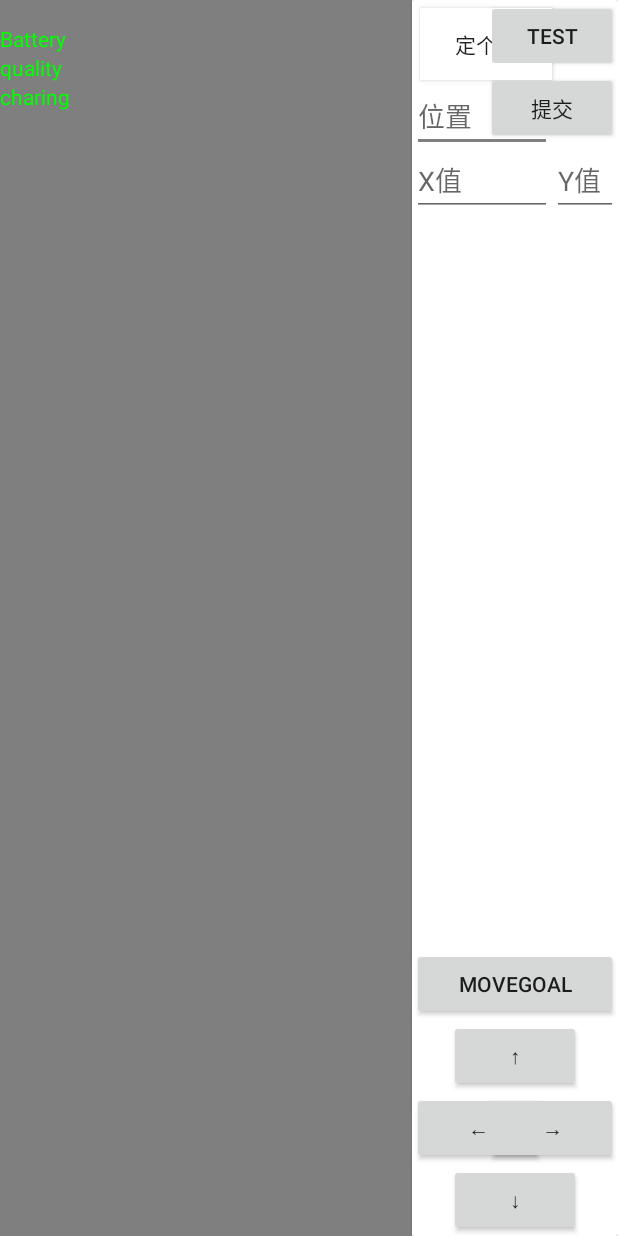
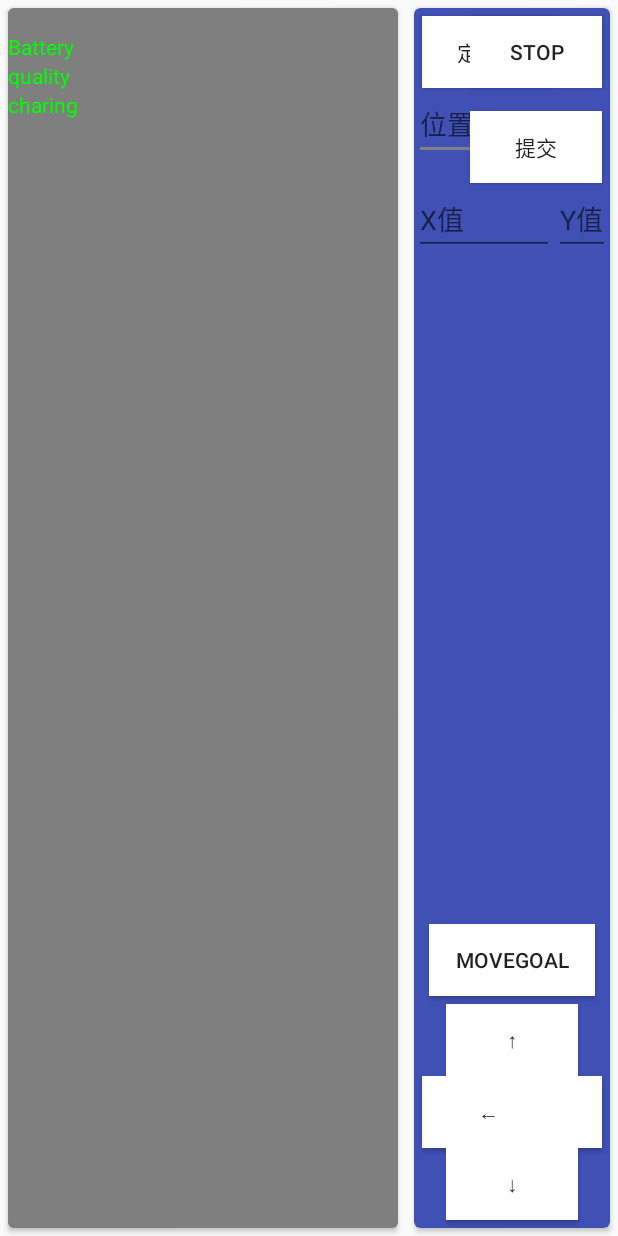
Before and after one commit to JamieTsai/myRobot, an Android app: the layout activity_main.xml on its own in the app's theme, with its tools: preview values and no code run, on a phone screen of 412 x 824 dp. Run offline under Robolectric (Android 15) with nearby library versions, the phone set to English and light mode, and no system bars.

Commit message:
solve BUG-kadun

```diff
--- a/app/src/main/AndroidManifest.xml
+++ b/app/src/main/AndroidManifest.xml
@@ -18,7 +18,8 @@
                 <category android:name="android.intent.category.LAUNCHER" />
             </intent-filter>
         </activity>
-        <activity android:name=".base.BaseActivity"/>
+        <activity android:name=".base.BaseActivity" />
+
     </application>
 
 </manifest>
--- a/app/src/main/java/com/robot/et/slamtek/MainActivity.java
+++ b/app/src/main/java/com/robot/et/slamtek/MainActivity.java
@@ -11,6 +11,7 @@ import com.slamtec.slamware.robot.LaserPoint;
 import com.slamtec.slamware.robot.LaserScan;
 import com.slamtec.slamware.robot.Location;
 import com.slamtec.slamware.robot.Pose;
+import com.slamtec.slamware.discovery.DeviceManager;
 
 import android.app.Fragment;
 import android.app.FragmentTransaction;
@@ -19,6 +20,7 @@ import android.os.Bundle;
 import android.text.TextUtils;
 import android.util.Base64;
 import android.util.Log;
+import android.view.MotionEvent;
 import android.view.View;
 import android.view.Window;
 import android.widget.Button;
@@ -31,6 +33,7 @@ import com.slamtec.slamware.action.IAction;
 import butterknife.BindView;
 import butterknife.ButterKnife;
 import butterknife.OnClick;
+import butterknife.OnTouch;
 import okhttp3.Call;
 import okhttp3.Response;
 
@@ -43,7 +46,7 @@ public class MainActivity extends BaseActivity {
     @BindView(R.id.left) Button left;
     @BindView(R.id.right) Button right;
     @BindView(R.id.robotLocation) Button robotlocation;
-    @BindView(R.id.test) Button test;
+    @BindView(R.id.stop) Button stop;
     @BindView(R.id.execTurn) Button execTurn;
     @BindView(R.id.moveGoal) Button moveGoal;
     @BindView(R.id.battery) TextView battery;
@@ -75,6 +78,85 @@ public class MainActivity extends BaseActivity {
         ButterKnife.bind(this);
         initRobotState();
         initMapFragment();
+
+//右转
+        right.setOnTouchListener(new Button.OnTouchListener() {
+            @Override
+            public boolean onTouch(View v, MotionEvent event) {
+
+              int   ation=event.getAction();
+                switch (ation){
+                    case MotionEvent.ACTION_DOWN:
+                        SlamtecLoader.getInstance().execBasicMove(MOVEDIRECTION_TURN_RIGHT);
+                        break;
+                    case MotionEvent.ACTION_UP:
+                        break;
+
+                }
+
+                return false;
+            }
+        });
+
+//左转
+        left.setOnTouchListener(new Button.OnTouchListener() {
+            @Override
+            public boolean onTouch(View v, MotionEvent event) {
+
+                int   ation=event.getAction();
+                switch (ation){
+                    case MotionEvent.ACTION_DOWN:
+                        SlamtecLoader.getInstance().execBasicMove(MOVEDIRECTION_TURN_LEFT);
+                        break;
+                    case MotionEvent.ACTION_UP:
+                        break;
+
+                }
+
+                return false;
+            }
+        });
+//前进
+        forward.setOnTouchListener(new Button.OnTouchListener() {
+            @Override
+            public boolean onTouch(View v, MotionEvent event) {
+
+                int   ation=event.getAction();
+                switch (ation){
+                    case MotionEvent.ACTION_DOWN:
+                        SlamtecLoader.getInstance().execBasicMove(MOVEDIRECTION_FORWARD);
+                        break;
+                    case MotionEvent.ACTION_UP:
+                        break;
+
+                }
+
+                return false;
+            }
+        });
+//后退
+        backward.setOnTouchListener(new Button.OnTouchListener() {
+            @Override
+            public boolean onTouch(View v, MotionEvent event) {
+
+                int   ation=event.getAction();
+                switch (ation){
+                    case MotionEvent.ACTION_DOWN:
+                        SlamtecLoader.getInstance().execBasicMove(MOVEDIRECTION_BACKWARD);
+                        break;
+                    case MotionEvent.ACTION_UP:
+                        break;
+
+                }
+
+                return false;
+            }
+        });
+
+
+
+
+
     }
 
     private void initRobotState(){
@@ -159,30 +241,33 @@ public class MainActivity extends BaseActivity {
             Toast.makeText(MainActivity.this,"请先输入X和Y坐标值",Toast.LENGTH_SHORT).show();
         }
     }
-    @OnClick({R.id.forward,R.id.backward,R.id.left,R.id.right})
-    public void execForward(View view){
-        switch (view.getId()) {
-            case R.id.forward:
-                SlamtecLoader.getInstance().execBasicMove(MOVEDIRECTION_FORWARD);
-                break;
-            case R.id.backward:
-                SlamtecLoader.getInstance().execBasicMove(MOVEDIRECTION_BACKWARD);
-                break;
-            case R.id.left:
-                SlamtecLoader.getInstance().execBasicMove(MOVEDIRECTION_TURN_LEFT);
-                break;
-            case R.id.right:
-                SlamtecLoader.getInstance().execBasicMove(MOVEDIRECTION_TURN_RIGHT);
-                break;
-            default:
-                SlamtecLoader.getInstance().execBasicMove(MOVEDIRECTION_CANCEL);
-                break;
-        }
-    }
+//    @OnClick({R.id.forward,R.id.backward,R.id.left})
+//    public void execForward(View view){
+//        switch (view.getId()) {
+//            case R.id.forward:
+//                SlamtecLoader.getInstance().execBasicMove(MOVEDIRECTION_FORWARD);
+//                break;
+//            case R.id.backward:
+//                SlamtecLoader.getInstance().execBasicMove(MOVEDIRECTION_BACKWARD);
+//                break;
+//            case R.id.left:
+//                SlamtecLoader.getInstance().execBasicMove(MOVEDIRECTION_TURN_LEFT);
+//                break;
+////            case R.id.right:
+////                SlamtecLoader.getInstance().execBasicMove(MOVEDIRECTION_TURN_RIGHT);
+////                break;
+//            default:
+//                SlamtecLoader.getInstance().execBasicMove(MOVEDIRECTION_CANCEL);
+//                break;
+//        }
+//    }
 
-    @OnClick(R.id.test)
+
+
+    @OnClick(R.id.stop)
     public void execTest() {
 
+        slamwareCorePlatform.getCurrentAction().cancel();
 
         Log.e("test", "=====================execTest=====================");
         Log.e("RobotStatus", "===================RobotStatus==================");
--- a/app/src/main/java/com/robot/et/slamtek/fragment/MapFragment.java
+++ b/app/src/main/java/com/robot/et/slamtek/fragment/MapFragment.java
@@ -1,6 +1,7 @@
 package com.robot.et.slamtek.fragment;
 
 
+import android.content.Intent;
 import android.content.res.Resources;
 import android.graphics.Bitmap;
 import android.graphics.BitmapFactory;
@@ -10,10 +11,7 @@ import android.graphics.Matrix;
 import android.graphics.Paint;
 import android.graphics.Point;
 
-import android.graphics.PorterDuff;
-import android.graphics.Rect;
 import android.graphics.RectF;
-import android.graphics.drawable.Drawable;
 import android.os.Bundle;
 import android.os.Handler;
 import android.os.Message;
@@ -33,12 +31,9 @@ import com.slamtec.slamware.robot.Map;
 import com.slamtec.slamware.robot.MapKind;
 import com.slamtec.slamware.robot.MapType;
 import com.slamtec.slamware.robot.Pose;
-import android.graphics.RectF;
+
 import java.util.Timer;
 import java.util.TimerTask;
-
-import android.view.ViewGroup;
-import static android.graphics.Color.BLUE;
 
 /**
  * A simple {@link Fragment} subclass.
@@ -99,24 +94,20 @@ public class MapFragment extends BaseFragment {
         if (null == slamwareCorePlatform) {
             Toast.makeText(getActivity(), "连接异常", Toast.LENGTH_LONG).show();
         } else {
+
             Timer timer = new Timer();
             timer.schedule(new TimerTask() {
 
                 @Override
                 public void run() {
-//                    Message msg = new Message();
-//                    msg.what = UPATE_MAP_SIGN;
-//                    handler.sendMessage(msg);
-                    new Thread(new Runnable() {
-                        @Override
-                        public void run() {
-                            Message msg = new Message();
-                            msg.what = UPATE_MAP_SIGN;
-                            handler.sendMessage(msg);
-                        }
-                    }).start();
+                    Message msg = new Message();
+                    msg.what = UPATE_MAP_SIGN;
+                    handler.sendMessage(msg);
                 }
             }, 1000, 2000);
+
+
+
         }
     }
 
--- a/app/src/main/res/layout-land/activity_main.xml
+++ b/app/src/main/res/layout-land/activity_main.xml
@@ -7,16 +7,29 @@
     android:baselineAligned="false"
     android:orientation="horizontal">
 
-    <RelativeLayout
+
+    <android.support.v7.widget.CardView
         android:layout_width="0dip"
         android:layout_height="match_parent"
         android:layout_weight="2"
-        android:background="#7f7f7f">
+        android:layout_marginLeft="5dp"
+        android:layout_marginRight="5dp"
+        android:layout_marginBottom="5dp"
+        android:layout_marginTop="5dp"
+        app:cardUseCompatPadding="false"
+        app:cardCornerRadius="4dp"
+        app:cardBackgroundColor="#7f7f7f"
+        >
+        <RelativeLayout
+            android:layout_width="match_parent"
+            android:layout_height="match_parent"
+            >
 
             <FrameLayout
                 android:id="@+id/container"
                 android:layout_width="match_parent"
                 android:layout_height="match_parent"
+                android:background="#7f7f7f"
                 android:layout_centerInParent="true" />
 
             <TextView
@@ -55,7 +68,7 @@
                 android:text=""
                 android:textColor="#00ff00" />
         </RelativeLayout>
-
+    </android.support.v7.widget.CardView>
 
     <android.support.v7.widget.CardView
         android:layout_width="0dip"
@@ -128,7 +141,7 @@
             android:text="定个位" />
 
         <Button
-            android:id="@+id/test"
+            android:id="@+id/stop"
             android:layout_width="wrap_content"
             android:layout_height="wrap_content"
             android:layout_alignParentRight="true"
@@ -137,7 +150,7 @@
             android:layout_marginBottom="10dp"
             android:layout_marginRight="5dp"
             android:layout_marginTop="5dp"
-            android:text="Test" />
+            android:text="stop" />
 
         <EditText
             android:id="@+id/angle"
@@ -157,7 +170,7 @@
             android:layout_height="wrap_content"
             android:layout_alignParentEnd="true"
             android:layout_alignParentRight="true"
-            android:layout_below="@+id/test"
+            android:layout_below="@+id/stop"
             android:background="#fff"
             android:layout_marginRight="5dp"
             android:layout_marginTop="5dp"
--- a/app/src/main/res/layout-xlarge/activity_main.xml
+++ b/app/src/main/res/layout-xlarge/activity_main.xml
@@ -1,20 +1,35 @@
-<LinearLayout xmlns:android="http://schemas.android.com/apk/res/android"
+<LinearLayout
+    xmlns:android="http://schemas.android.com/apk/res/android"
+    xmlns:app="http://schemas.android.com/apk/res-auto"
     xmlns:tools="http://schemas.android.com/tools"
     android:layout_width="match_parent"
     android:layout_height="match_parent"
     android:baselineAligned="false"
     android:orientation="horizontal">
 
-    <RelativeLayout
+
+    <android.support.v7.widget.CardView
         android:layout_width="0dip"
         android:layout_height="match_parent"
         android:layout_weight="2"
-        android:background="#7f7f7f">
+        android:layout_marginLeft="5dp"
+        android:layout_marginRight="5dp"
+        android:layout_marginBottom="5dp"
+        android:layout_marginTop="5dp"
+        app:cardUseCompatPadding="false"
+        app:cardCornerRadius="4dp"
+        app:cardBackgroundColor="#7f7f7f"
+        >
+        <RelativeLayout
+            android:layout_width="match_parent"
+            android:layout_height="match_parent"
+            >
 
             <FrameLayout
                 android:id="@+id/container"
                 android:layout_width="match_parent"
                 android:layout_height="match_parent"
+                android:background="#7f7f7f"
                 android:layout_centerInParent="true" />
 
             <TextView
@@ -50,15 +65,23 @@
                 android:layout_height="wrap_content"
                 android:layout_alignParentLeft="true"
                 android:layout_below="@+id/charing"
-            android:text="："
+                android:text=""
                 android:textColor="#00ff00" />
         </RelativeLayout>
-
+    </android.support.v7.widget.CardView>
 
     <android.support.v7.widget.CardView
         android:layout_width="0dip"
         android:layout_height="match_parent"
-        android:layout_weight="1">
+        android:layout_weight="1"
+        android:layout_marginLeft="5dp"
+        android:layout_marginRight="5dp"
+        android:layout_marginBottom="5dp"
+        android:layout_marginTop="5dp"
+        app:cardUseCompatPadding="false"
+        app:cardCornerRadius="4dp"
+        app:cardBackgroundColor="@color/colorPrimary"
+        >
 
         <RelativeLayout
             android:layout_width="match_parent"
@@ -72,6 +95,8 @@
                 android:layout_height="wrap_content"
                 android:layout_above="@+id/backward"
                 android:layout_alignParentRight="true"
+                android:layout_marginRight="5dp"
+                android:background="#fff"
                 android:text="→" />
 
             <Button
@@ -79,7 +104,9 @@
                 android:layout_width="wrap_content"
                 android:layout_height="wrap_content"
                 android:layout_alignLeft="@+id/forward"
+                android:background="#fff"
                 android:layout_alignParentBottom="true"
+                android:layout_marginBottom="5dp"
                 android:text="↓" />
 
             <Button
@@ -88,6 +115,8 @@
                 android:layout_height="wrap_content"
                 android:layout_alignParentLeft="true"
                 android:layout_alignTop="@+id/right"
+                android:layout_marginLeft="5dp"
+                android:background="#fff"
                 android:text="←" />
 
             <Button
@@ -96,6 +125,8 @@
                 android:layout_height="wrap_content"
                 android:layout_above="@+id/right"
                 android:layout_centerHorizontal="true"
+                android:background="#fff"
+                android:layout_marginTop="5dp"
                 android:text="↑" />
 
             <Button
@@ -110,12 +141,16 @@
                 android:text="定个位" />
 
             <Button
-            android:id="@+id/test"
+                android:id="@+id/stop"
                 android:layout_width="wrap_content"
                 android:layout_height="wrap_content"
                 android:layout_alignParentRight="true"
                 android:layout_alignParentTop="true"
-            android:text="Test" />
+                android:background="#fff"
+                android:layout_marginBottom="10dp"
+                android:layout_marginRight="5dp"
+                android:layout_marginTop="5dp"
+                android:text="stop" />
 
             <EditText
                 android:id="@+id/angle"
@@ -135,7 +170,10 @@
                 android:layout_height="wrap_content"
                 android:layout_alignParentEnd="true"
                 android:layout_alignParentRight="true"
-            android:layout_below="@+id/test"
+                android:layout_below="@+id/stop"
+                android:background="#fff"
+                android:layout_marginRight="5dp"
+                android:layout_marginTop="5dp"
                 android:text="提交" />
 
             <EditText
@@ -151,6 +189,7 @@
                 android:hint="X值"
                 android:inputType="number" />
 
+
             <Button
                 android:id="@+id/moveGoal"
                 android:layout_width="wrap_content"
@@ -159,6 +198,10 @@
                 android:layout_alignParentEnd="true"
                 android:layout_alignParentLeft="true"
                 android:layout_alignParentRight="true"
+                android:background="#fff"
+                android:layout_marginTop="5dp"
+                android:layout_marginLeft="10dp"
+                android:layout_marginRight="10dp"
                 android:layout_alignParentStart="true"
                 android:text="moveGoal" />
 
@@ -168,8 +211,6 @@
                 android:layout_height="wrap_content"
                 android:layout_alignBaseline="@+id/goalx"
                 android:layout_alignBottom="@+id/goalx"
-            android:layout_alignParentEnd="true"
-            android:layout_alignParentRight="true"
                 android:layout_toRightOf="@+id/goalx"
                 android:ems="10"
                 android:hint="Y值"
--- a/app/src/main/res/layout/activity_main.xml
+++ b/app/src/main/res/layout/activity_main.xml
@@ -1,20 +1,35 @@
-<LinearLayout xmlns:android="http://schemas.android.com/apk/res/android"
+<LinearLayout
+    xmlns:android="http://schemas.android.com/apk/res/android"
+    xmlns:app="http://schemas.android.com/apk/res-auto"
     xmlns:tools="http://schemas.android.com/tools"
     android:layout_width="match_parent"
     android:layout_height="match_parent"
     android:baselineAligned="false"
     android:orientation="horizontal">
 
-    <RelativeLayout
+
+    <android.support.v7.widget.CardView
         android:layout_width="0dip"
         android:layout_height="match_parent"
         android:layout_weight="2"
-        android:background="#7f7f7f">
+        android:layout_marginLeft="5dp"
+        android:layout_marginRight="5dp"
+        android:layout_marginBottom="5dp"
+        android:layout_marginTop="5dp"
+        app:cardUseCompatPadding="false"
+        app:cardCornerRadius="4dp"
+        app:cardBackgroundColor="#7f7f7f"
+        >
+        <RelativeLayout
+            android:layout_width="match_parent"
+            android:layout_height="match_parent"
+            >
 
             <FrameLayout
                 android:id="@+id/container"
                 android:layout_width="match_parent"
                 android:layout_height="match_parent"
+                android:background="#7f7f7f"
                 android:layout_centerInParent="true" />
 
             <TextView
@@ -53,12 +68,20 @@
                 android:text=""
                 android:textColor="#00ff00" />
         </RelativeLayout>
-
+    </android.support.v7.widget.CardView>
 
     <android.support.v7.widget.CardView
         android:layout_width="0dip"
         android:layout_height="match_parent"
-        android:layout_weight="1">
+        android:layout_weight="1"
+        android:layout_marginLeft="5dp"
+        android:layout_marginRight="5dp"
+        android:layout_marginBottom="5dp"
+        android:layout_marginTop="5dp"
+        app:cardUseCompatPadding="false"
+        app:cardCornerRadius="4dp"
+        app:cardBackgroundColor="@color/colorPrimary"
+        >
 
         <RelativeLayout
             android:layout_width="match_parent"
@@ -72,6 +95,8 @@
                 android:layout_height="wrap_content"
                 android:layout_above="@+id/backward"
                 android:layout_alignParentRight="true"
+                android:layout_marginRight="5dp"
+                android:background="#fff"
                 android:text="→" />
 
             <Button
@@ -79,7 +104,9 @@
                 android:layout_width="wrap_content"
                 android:layout_height="wrap_content"
                 android:layout_alignLeft="@+id/forward"
+                android:background="#fff"
                 android:layout_alignParentBottom="true"
+                android:layout_marginBottom="5dp"
                 android:text="↓" />
 
             <Button
@@ -88,6 +115,8 @@
                 android:layout_height="wrap_content"
                 android:layout_alignParentLeft="true"
                 android:layout_alignTop="@+id/right"
+                android:layout_marginLeft="5dp"
+                android:background="#fff"
                 android:text="←" />
 
             <Button
@@ -96,6 +125,8 @@
                 android:layout_height="wrap_content"
                 android:layout_above="@+id/right"
                 android:layout_centerHorizontal="true"
+                android:background="#fff"
+                android:layout_marginTop="5dp"
                 android:text="↑" />
 
             <Button
@@ -110,12 +141,16 @@
                 android:text="定个位" />
 
             <Button
-            android:id="@+id/test"
+                android:id="@+id/stop"
                 android:layout_width="wrap_content"
                 android:layout_height="wrap_content"
                 android:layout_alignParentRight="true"
                 android:layout_alignParentTop="true"
-            android:text="Test" />
+                android:background="#fff"
+                android:layout_marginBottom="10dp"
+                android:layout_marginRight="5dp"
+                android:layout_marginTop="5dp"
+                android:text="stop" />
 
             <EditText
                 android:id="@+id/angle"
@@ -135,7 +170,10 @@
                 android:layout_height="wrap_content"
                 android:layout_alignParentEnd="true"
                 android:layout_alignParentRight="true"
-            android:layout_below="@+id/test"
+                android:layout_below="@+id/stop"
+                android:background="#fff"
+                android:layout_marginRight="5dp"
+                android:layout_marginTop="5dp"
                 android:text="提交" />
 
             <EditText
@@ -151,6 +189,7 @@
                 android:hint="X值"
                 android:inputType="number" />
 
+
             <Button
                 android:id="@+id/moveGoal"
                 android:layout_width="wrap_content"
@@ -159,6 +198,10 @@
                 android:layout_alignParentEnd="true"
                 android:layout_alignParentLeft="true"
                 android:layout_alignParentRight="true"
+                android:background="#fff"
+                android:layout_marginTop="5dp"
+                android:layout_marginLeft="10dp"
+                android:layout_marginRight="10dp"
                 android:layout_alignParentStart="true"
                 android:text="moveGoal" />
 
@@ -168,8 +211,6 @@
                 android:layout_height="wrap_content"
                 android:layout_alignBaseline="@+id/goalx"
                 android:layout_alignBottom="@+id/goalx"
-            android:layout_alignParentEnd="true"
-            android:layout_alignParentRight="true"
                 android:layout_toRightOf="@+id/goalx"
                 android:ems="10"
                 android:hint="Y值"
```
Lines whose indentation alone changed are shown as unchanged.
